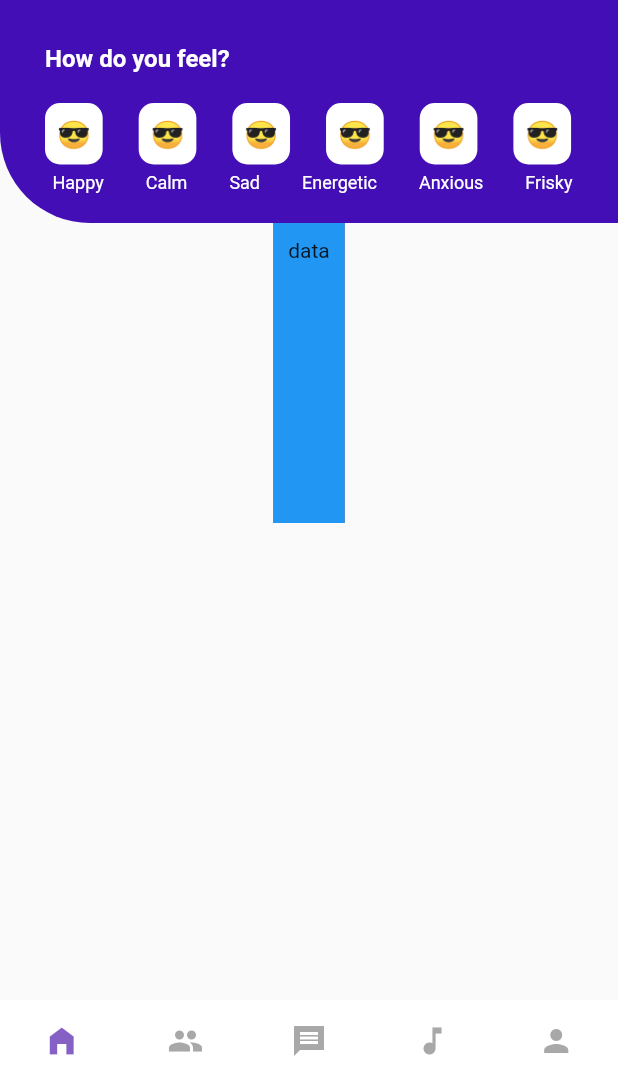
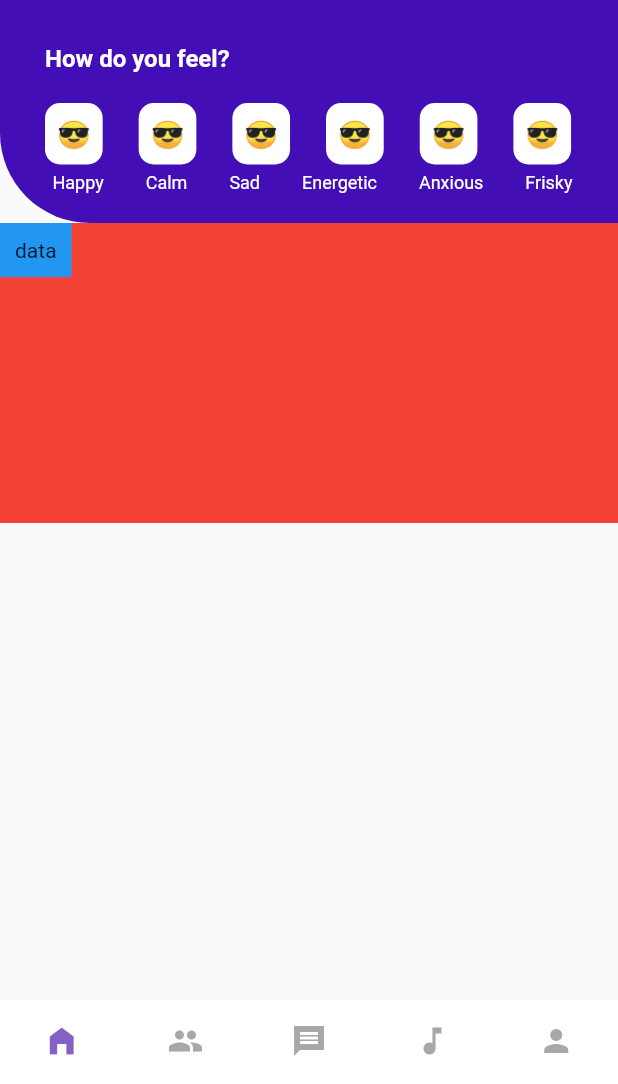
Before and after one commit to jaymesC/safeplace-social-app, a Flutter app: the screen it shows after launch, on a phone screen of 412 x 824 dp, the part 152-1236 px from its top. Run offline on Flutter 3.47's test engine with Material 2 defaults, Android fonts, the phone set to English and light mode, and no system bars; our stand-ins replace flutter_spinkit.

Commit message:
updated homepage

```diff
--- a/lib/pages/home_page.dart
+++ b/lib/pages/home_page.dart
@@ -114,7 +114,13 @@ class HomePage extends StatelessWidget {
     return Container(
       height: 200,
       decoration: BoxDecoration(color: Colors.red),
-      child: FeatureCard(),
+      child: Row(
+        // mainAxisAlignment: MainAxisAlignment.start,
+        crossAxisAlignment: CrossAxisAlignment.start,
+        children: [
+          FeatureCard(),
+        ],
+      ),
     );
   }
 }
```
